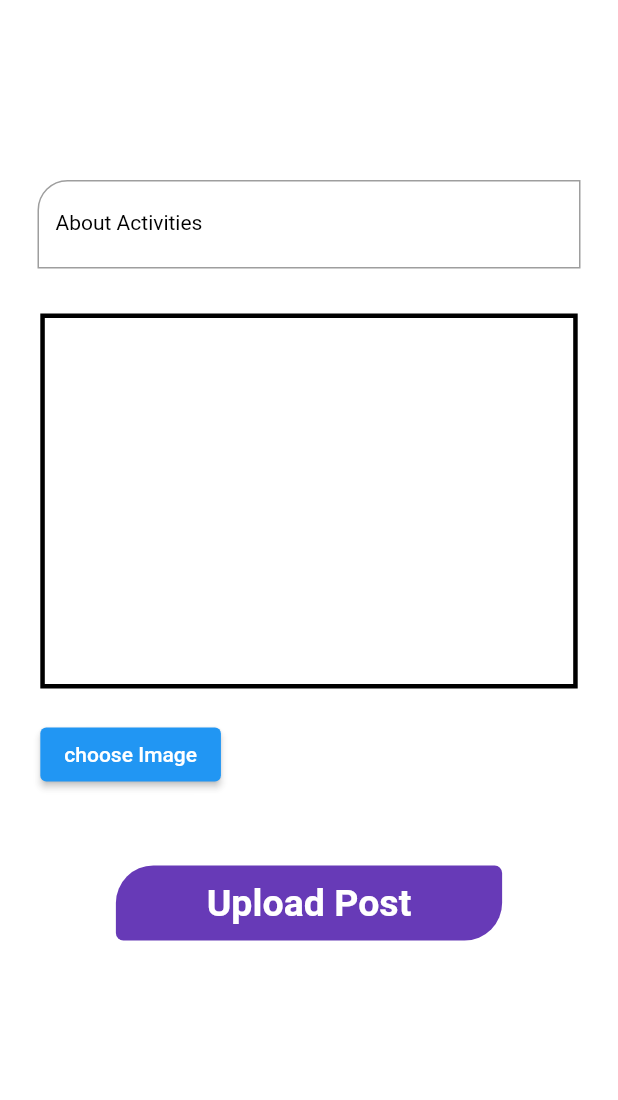
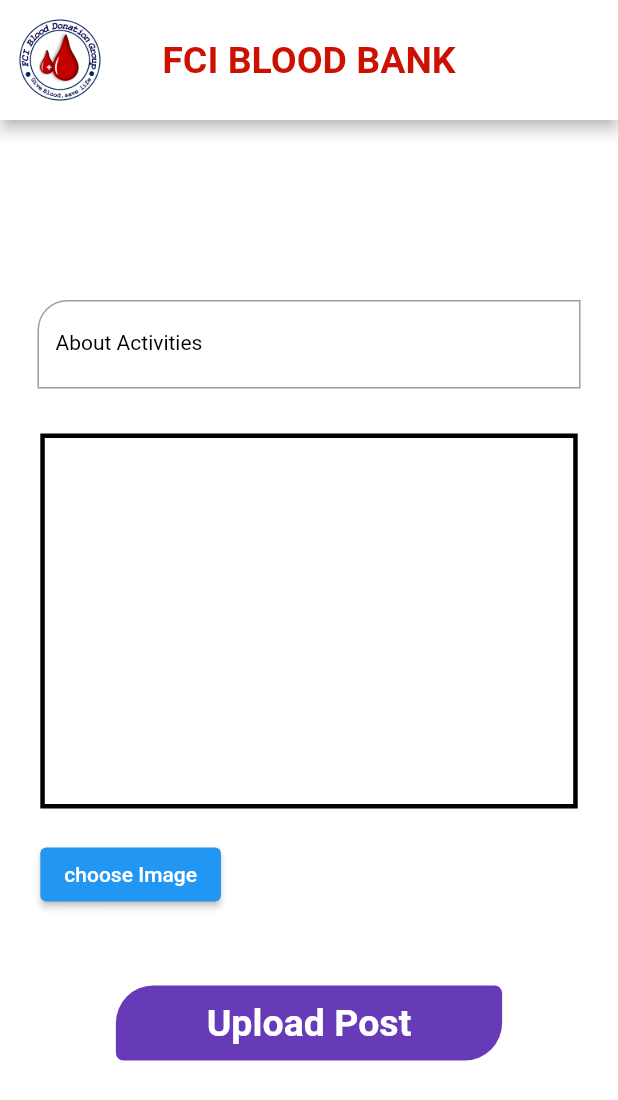
Before and after one commit to Shamim48/Blood_app, a Flutter app: the ActivityPostListPage screen opened directly, after a tap on "post", on a phone screen of 412 x 824 dp. Shown: the top 1100 px of the screen. Run offline on Flutter 3.47's test engine with Material 2 defaults, Android fonts, the phone set to English and light mode, and no system bars; our stand-ins replace carousel_slider, cloud_firestore, firebase_auth, firebase_core, firebase_database, firebase_storage and 4 more; accounts and stored records are empty.

Commit message:
design change

```diff
--- a/lib/screen/activity_post_ListPage.dart
+++ b/lib/screen/activity_post_ListPage.dart
@@ -28,14 +28,36 @@ class _ActivityPostListPageState extends State<ActivityPostListPage> {
   @override
   Widget build(BuildContext context) {
     return Scaffold(
+      appBar: AppBar(
+        backgroundColor: Colors.white,
+        leading: Container(
+          height: 80,
+          width: 80,
+          decoration: const BoxDecoration(
+            borderRadius: BorderRadius.all(Radius.circular(50)),
+          ),
+          child: Padding(
+            padding: const EdgeInsets.all(8),
+            child: ClipRRect(
+              child: Image.asset(
+                "assets/images/fci_blood_donation_logo.png",fit: BoxFit.cover,
+              ),
+            ),
+          ),
+        ),
+        leadingWidth: 80,
+        toolbarHeight: 80,
+        title: const Text("FCI BLOOD BANK",style: TextStyle(fontWeight: FontWeight.bold,color: ColorResources.BLOOD_COLOR,fontSize: 25),),
+        centerTitle: true,
+      ),
 
       floatingActionButton: FloatingActionButton.extended(
         onPressed: () {
-          Navigator.push(context, MaterialPageRoute(builder: (context) => const Add_Activity_Post(),));
+          Navigator.pushAndRemoveUntil(context, MaterialPageRoute(builder: (_) => Add_Activity_Post()), (route) => false);
         },
         label: const Text('post'),
         icon: const Icon(Icons.add),
-        backgroundColor: Colors.blue,
+        backgroundColor: ColorResources.BLOOD_COLOR,
       ),
       body: StreamBuilder(
       stream: collectionReference,
--- a/lib/screen/add_activity_post_page.dart
+++ b/lib/screen/add_activity_post_page.dart
@@ -149,6 +149,28 @@ class _Add_Activity_PostState extends State<Add_Activity_Post> {
 
 
     return  Scaffold(
+      appBar: AppBar(
+        backgroundColor: Colors.white,
+        leading: Container(
+          height: 80,
+          width: 80,
+          decoration: const BoxDecoration(
+            borderRadius: BorderRadius.all(Radius.circular(50)),
+          ),
+          child: Padding(
+            padding: const EdgeInsets.all(8),
+            child: ClipRRect(
+              child: Image.asset(
+                "assets/images/fci_blood_donation_logo.png",fit: BoxFit.cover,
+              ),
+            ),
+          ),
+        ),
+        leadingWidth: 80,
+        toolbarHeight: 80,
+        title: const Text("FCI BLOOD BANK",style: TextStyle(fontWeight: FontWeight.bold,color: ColorResources.BLOOD_COLOR,fontSize: 25),),
+        centerTitle: true,
+      ),
       backgroundColor: ColorResources.WHITE.withOpacity(0.8),
 
       body: ListView(
--- a/lib/screen/signup.dart
+++ b/lib/screen/signup.dart
@@ -877,7 +877,7 @@ List DivisionItem = [
 ];
 List DistrictItem = [
   "Feni",
-  "Chitagogn",
+  "Chitagogng",
   "Commilla",
   "Noakhali",
   "Chadpur",
```
